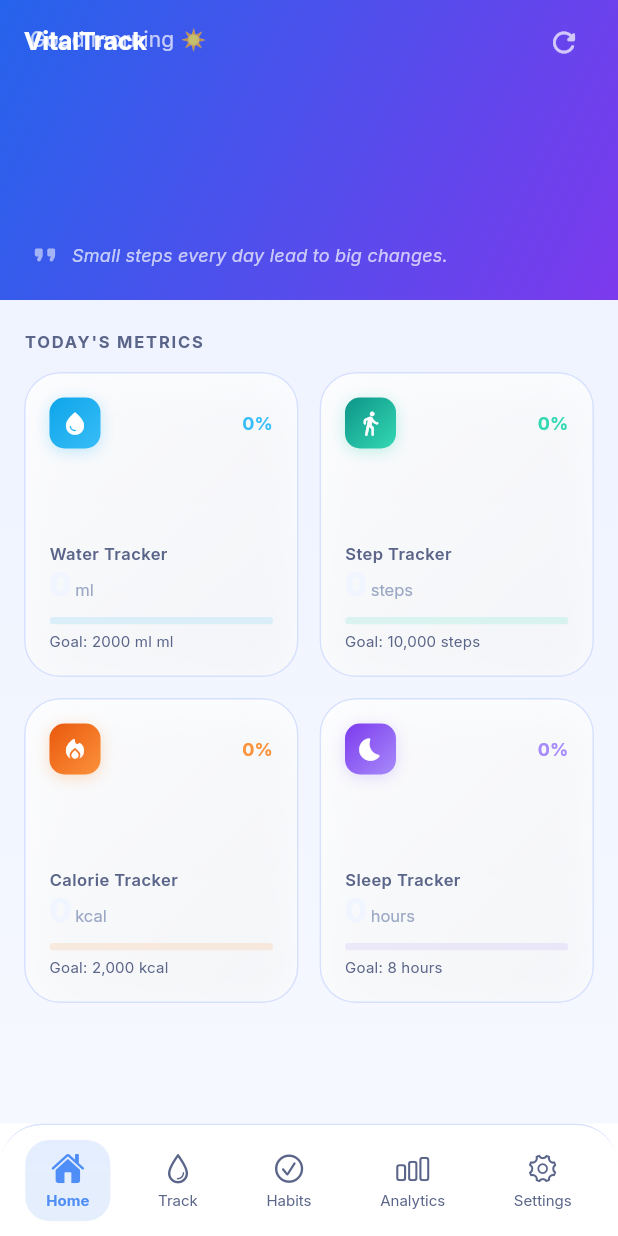
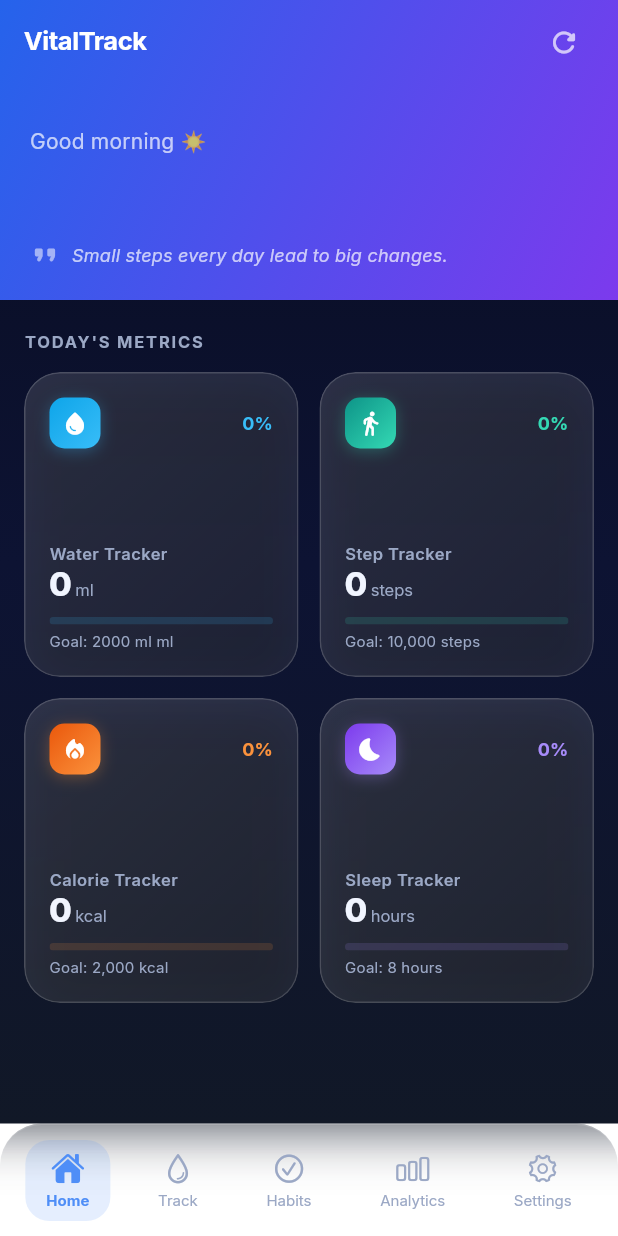
Before and after one commit to devashyyaakrish/VitalTrack, a Flutter app: the DashboardScreen screen opened by its route, on a phone screen of 412 x 824 dp. Run offline on Flutter 3.47's test engine with Material 3 defaults, Android fonts, the phone set to English and light mode, and no system bars; our stand-ins replace cloud_firestore, equatable, firebase_auth, firebase_core, fl_chart, flutter_bloc and 7 more; accounts and stored records are empty.

Commit message:
style: finalize premium UI polish (fixed dashboard overlap, trackers tab scaling, and global dark mode)

```diff
--- a/lib/main.dart
+++ b/lib/main.dart
@@ -89,9 +89,9 @@ class VitalTrackApp extends StatelessWidget {
 
           return MaterialApp.router(
             title: AppStrings.appName,
-            theme: AppTheme.lightTheme,
+            theme: AppTheme.darkTheme,
             darkTheme: AppTheme.darkTheme,
-            themeMode: settingsState.isDarkMode ? ThemeMode.dark : ThemeMode.light,
+            themeMode: ThemeMode.dark,
             routerConfig: router,
             debugShowCheckedModeBanner: false,
           );
--- a/lib/presentation/dashboard/dashboard_screen.dart
+++ b/lib/presentation/dashboard/dashboard_screen.dart
@@ -63,11 +63,12 @@ class _DashboardScreenState extends State<DashboardScreen> {
                       gradient: AppColors.heroGradient,
                     ),
                     child: SafeArea(
-                      child: Padding(
-                        padding: const EdgeInsets.fromLTRB(20, 16, 20, 20),
-                        child: Column(
-                          crossAxisAlignment: CrossAxisAlignment.start,
-                          children: [
+                        child: Padding(
+                          padding: EdgeInsets.fromLTRB(20, 56.0 + 10, 20, 20),
+                          child: Column(
+                            crossAxisAlignment: CrossAxisAlignment.start,
+                            mainAxisAlignment: MainAxisAlignment.end,
+                            children: [
                             BlocBuilder<AuthBloc, AuthState>(
                               builder: (context, authState) {
                                 final userName =
@@ -99,7 +100,7 @@ class _DashboardScreenState extends State<DashboardScreen> {
                                 );
                               },
                             ),
-                            const Spacer(),
+                            const SizedBox(height: 16),
                             // Quote row
                             Row(
                               children: [
--- a/lib/presentation/trackers/trackers_screen.dart
+++ b/lib/presentation/trackers/trackers_screen.dart
@@ -64,6 +64,7 @@ class _TrackersScreenState extends State<TrackersScreen>
             child: TabBar(
               controller: _tabController,
               isScrollable: false,
+              indicatorSize: TabBarIndicatorSize.tab,
               labelPadding: EdgeInsets.zero,
               labelColor: Colors.white,
               unselectedLabelColor: AppColors.textSecondaryDark,
```
Also changed, not shown: pubspec.lock.
